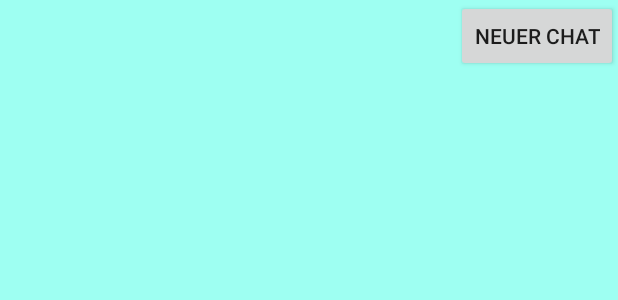
After one commit to lksbrm/Android, an Android app: the layout activity_user.xml on its own in the app's theme, with its tools: preview values and no code run, on a phone screen of 412 x 824 dp. The commit adds this screen. Shown: the top 300 px of the screen. Run offline under Robolectric (Android 15) with nearby library versions, the phone set to English and light mode, and no system bars.

Commit message:
Added UserActivity

```diff
--- a/ByteTalk/mobile/build.gradle
+++ b/ByteTalk/mobile/build.gradle
@@ -24,6 +24,7 @@ dependencies {
     wearApp project(':wear')
     testCompile 'junit:junit:4.12'
     compile 'com.android.support:appcompat-v7:23.1.1'
-    compile 'com.google.android.gms:play-services:8.4.0'
+    compile 'com.google.android.gms:play-services:8.4.+'
     compile 'org.mongodb:mongo-java-driver:2.12.3'
+    compile 'com.android.support:design:23.1.1'
 }
--- a/ByteTalk/mobile/src/main/AndroidManifest.xml
+++ b/ByteTalk/mobile/src/main/AndroidManifest.xml
@@ -15,6 +15,10 @@
                 <category android:name="android.intent.category.LAUNCHER" />
             </intent-filter>
         </activity>
+        <activity
+            android:name=".RegisterActivity"
+            android:label="@string/title_activity_register"
+            android:theme="@style/AppTheme.NoActionBar"></activity>
     </application>
 
 </manifest>
--- a/ByteTalk/mobile/src/main/java/tv/lksbrm/bytetalk/MongoManager.java
+++ b/ByteTalk/mobile/src/main/java/tv/lksbrm/bytetalk/MongoManager.java
@@ -29,6 +29,7 @@ public class MongoManager
                          .append("email", email);
 
         collection.insert(user);
+        i = q/t;
     }
 
     public DBObject getUser(String name) {
--- /dev/null
+++ b/ByteTalk/mobile/src/main/res/layout/activity_user.xml
@@ -0,0 +1,48 @@
+<?xml version="1.0" encoding="utf-8"?>
+<RelativeLayout xmlns:android="http://schemas.android.com/apk/res/android"
+    xmlns:app="http://schemas.android.com/apk/res-auto"
+    xmlns:tools="http://schemas.android.com/tools"
+    android:layout_width="match_parent"
+    android:layout_height="match_parent"
+    android:fitsSystemWindows="true"
+    tools:context="tv.lksbrm.bytetalk.UserActivity"
+    android:background="#9efff2">
+
+
+    <Button
+        style="?android:attr/buttonStyleSmall"
+        android:layout_width="wrap_content"
+        android:layout_height="wrap_content"
+        android:text="Neuer Chat"
+        android:id="@+id/button5"
+        android:layout_alignParentTop="true"
+        android:layout_alignParentEnd="true" />
+
+    <ListView
+        android:layout_width="wrap_content"
+        android:layout_height="wrap_content"
+        android:id="@+id/listView"
+        android:layout_alignParentBottom="true"
+        android:layout_alignParentStart="true"
+        android:layout_below="@+id/button5" />
+
+    <TextView
+        android:layout_width="wrap_content"
+        android:layout_height="wrap_content"
+        android:textAppearance="?android:attr/textAppearanceLarge"
+        android:id="@+id/textView8"
+        android:layout_alignBottom="@+id/button5"
+        android:layout_alignParentStart="true"
+        android:layout_alignParentTop="true"
+        android:layout_toStartOf="@+id/button5" />
+
+    <TextView
+        android:layout_width="wrap_content"
+        android:layout_height="wrap_content"
+        android:textAppearance="?android:attr/textAppearanceLarge"
+        android:id="@+id/textView9"
+        android:layout_above="@+id/listView"
+        android:layout_alignParentStart="true"
+        android:layout_alignParentTop="true"
+        android:layout_toStartOf="@+id/button5" />
+</RelativeLayout>
--- /dev/null
+++ b/ByteTalk/mobile/src/main/res/values-v21/styles.xml
@@ -0,0 +1,9 @@
+<resources>>
+
+    <style name="AppTheme.NoActionBar">
+        <item name="windowActionBar">false</item>
+        <item name="windowNoTitle">true</item>
+        <item name="android:windowDrawsSystemBarBackgrounds">true</item>
+        <item name="android:statusBarColor">@android:color/transparent</item>
+    </style>
+</resources>
--- a/ByteTalk/mobile/src/main/res/values/colors.xml
+++ b/ByteTalk/mobile/src/main/res/values/colors.xml
@@ -1,6 +1,6 @@
 <?xml version="1.0" encoding="utf-8"?>
 <resources>
-    <color name="colorPrimary">#3F51B5</color>
-    <color name="colorPrimaryDark">#303F9F</color>
-    <color name="colorAccent">#FF4081</color>
+    <color name="colorPrimary">#8DEEEE</color>
+    <color name="colorPrimaryDark">#79cdcd</color>
+    <color name="colorAccent">#ff7f24</color>
 </resources>
--- a/ByteTalk/mobile/src/main/res/values/dimens.xml
+++ b/ByteTalk/mobile/src/main/res/values/dimens.xml
@@ -2,4 +2,5 @@
     <!-- Default screen margins, per the Android Design guidelines. -->
     <dimen name="activity_horizontal_margin">16dp</dimen>
     <dimen name="activity_vertical_margin">16dp</dimen>
+    <dimen name="fab_margin">16dp</dimen>
 </resources>
--- a/ByteTalk/mobile/src/main/res/values/strings.xml
+++ b/ByteTalk/mobile/src/main/res/values/strings.xml
@@ -1,3 +1,4 @@
 <resources>
     <string name="app_name">ByteTalk</string>
+    <string name="title_activity_register">RegisterActivity</string>
 </resources>
--- a/ByteTalk/mobile/src/main/res/values/styles.xml
+++ b/ByteTalk/mobile/src/main/res/values/styles.xml
@@ -8,4 +8,13 @@
         <item name="colorAccent">@color/colorAccent</item>
     </style>
 
+    <style name="AppTheme.NoActionBar">
+        <item name="windowActionBar">false</item>
+        <item name="windowNoTitle">true</item>
+    </style>
+
+    <style name="AppTheme.AppBarOverlay" parent="ThemeOverlay.AppCompat.Dark.ActionBar" />
+
+    <style name="AppTheme.PopupOverlay" parent="ThemeOverlay.AppCompat.Light" />
+
 </resources>
```
Also changed, not shown: ByteTalk/mobile/src/main/java/tv/lksbrm/bytetalk/LoginManager.java (added, +127 -0 lines), ByteTalk/mobile/src/main/java/tv/lksbrm/bytetalk/MainActivity.java (+29 -10 lines), ByteTalk/mobile/src/main/java/tv/lksbrm/bytetalk/RegisterActivity.java (added, +86 -0 lines), ByteTalk/mobile/src/main/java/tv/lksbrm/bytetalk/UserActivity.java (added, +24 -0 lines), ByteTalk/mobile/src/main/res/layout/activity_main.xml (+18 -0 lines), ByteTalk/mobile/src/main/res/layout/activity_register.xml (added, +81 -0 lines), ByteTalk/mobile/src/main/res/layout/content_register.xml (added, +15 -0 lines), ByteTalk/mobile/src/main/res/layout/content_user.xml (added, +15 -0 lines), ByteTalk/mobile/src/main/res/layout/register_result.xml (added, +29 -0 lines), 1 other file.
